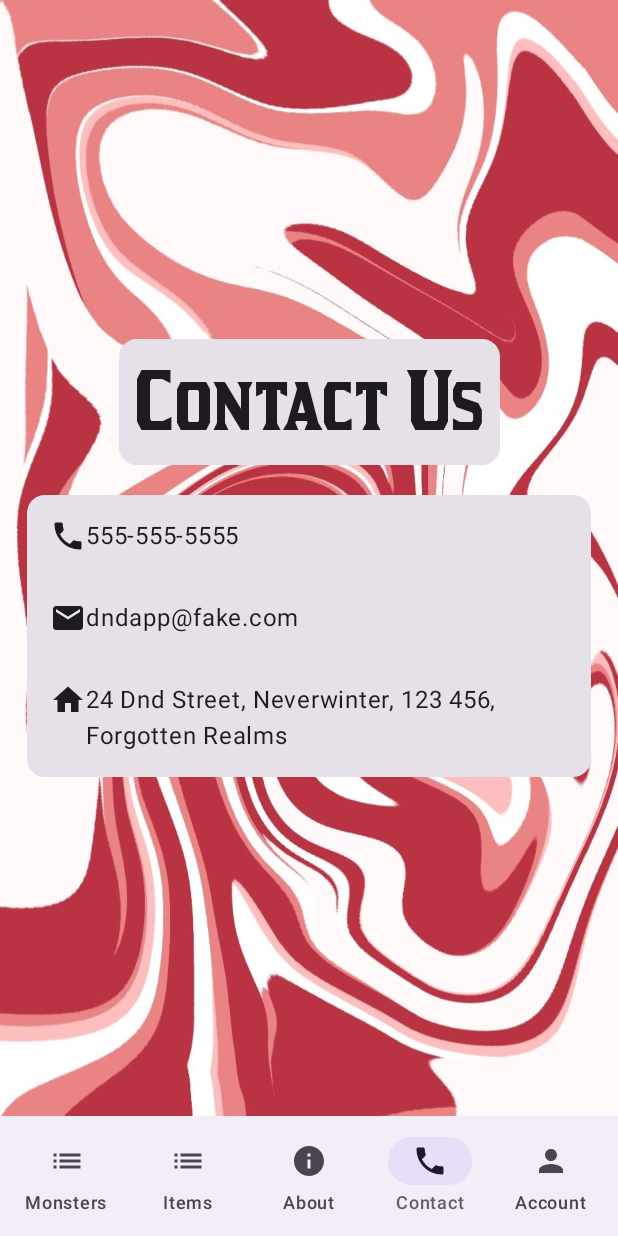
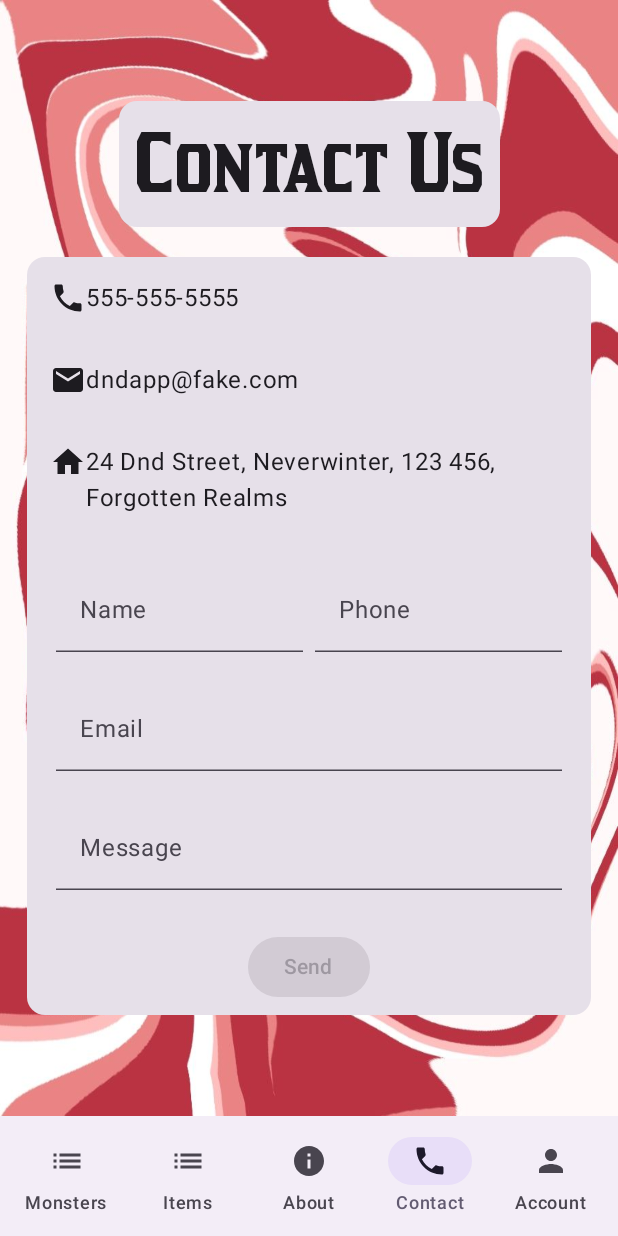
Before and after one commit to JorKov-JAC/dnd-app, an Android app built with Jetpack Compose: the ContactScreen screen opened through its navigation route, on a phone screen of 412 x 824 dp. Run offline under Robolectric (Android 15) with nearby library versions, the light colour scheme and no system bars; our stand-ins replace Firebase (no records; nobody signed in at launch, a user with empty details on screens opened directly).

Commit message:
feat: Restore contact form and make it interactive

```diff
--- a/app/src/main/java/makovacs/dnd/ui/screens/ContactScreen.kt
+++ b/app/src/main/java/makovacs/dnd/ui/screens/ContactScreen.kt
@@ -1,10 +1,12 @@
 package makovacs.dnd.ui.screens
 
+import android.widget.Toast
 import androidx.compose.foundation.layout.Box
 import androidx.compose.foundation.layout.Column
 import androidx.compose.foundation.layout.Row
 import androidx.compose.foundation.layout.Spacer
 import androidx.compose.foundation.layout.fillMaxSize
+import androidx.compose.foundation.layout.fillMaxWidth
 import androidx.compose.foundation.layout.padding
 import androidx.compose.foundation.rememberScrollState
 import androidx.compose.foundation.verticalScroll
@@ -12,16 +14,24 @@ import androidx.compose.material.icons.Icons
 import androidx.compose.material.icons.filled.Email
 import androidx.compose.material.icons.filled.Home
 import androidx.compose.material.icons.filled.Phone
+import androidx.compose.material3.Button
 import androidx.compose.material3.Card
 import androidx.compose.material3.ExperimentalMaterial3Api
 import androidx.compose.material3.Icon
 import androidx.compose.material3.MaterialTheme
 import androidx.compose.material3.Text
+import androidx.compose.material3.TextField
 import androidx.compose.runtime.Composable
+import androidx.compose.runtime.getValue
+import androidx.compose.runtime.mutableStateOf
+import androidx.compose.runtime.saveable.rememberSaveable
+import androidx.compose.runtime.setValue
 import androidx.compose.ui.Alignment
+import androidx.compose.ui.Alignment.Companion.CenterHorizontally
 import androidx.compose.ui.Modifier
 import androidx.compose.ui.draw.paint
 import androidx.compose.ui.layout.ContentScale
+import androidx.compose.ui.platform.LocalContext
 import androidx.compose.ui.res.painterResource
 import androidx.compose.ui.unit.dp
 import makovacs.dnd.R
@@ -34,8 +44,14 @@ import makovacs.dnd.R
 @OptIn(ExperimentalMaterial3Api::class)
 @Composable
 fun ContactScreen() {
+    val context = LocalContext.current
     val image = painterResource(id = R.drawable.contactbg)
-    val placeholder: String = ""
+
+    var name by rememberSaveable { mutableStateOf("") }
+    var phone by rememberSaveable { mutableStateOf("") }
+    var email by rememberSaveable { mutableStateOf("") }
+    var message by rememberSaveable { mutableStateOf("") }
+
     Box(
         modifier = Modifier
             .fillMaxSize()
@@ -71,6 +87,74 @@ fun ContactScreen() {
                         Icon(imageVector = Icons.Filled.Home, contentDescription = "Home icon")
                         Text("24 Dnd Street, Neverwinter, 123 456, Forgotten Realms")
                     }
+
+                    Row(modifier = Modifier.padding(15.dp)) {
+                        TextField(
+                            modifier = Modifier
+                                .padding(4.dp)
+                                .weight(1f),
+                            value = name,
+                            onValueChange = { name = it },
+                            label = { Text("Name") }
+
+                        )
+
+                        TextField(
+                            modifier = Modifier
+                                .padding(4.dp)
+                                .weight(1f),
+                            value = phone,
+                            onValueChange = { phone = it },
+                            label = { Text("Phone") }
+                        )
+                    }
+
+                    TextField(
+                        modifier = Modifier
+                            .padding(horizontal = 19.dp, vertical = 4.dp)
+                            .fillMaxWidth(),
+                        value = email,
+                        onValueChange = { email = it },
+                        label = { Text("Email") }
+
+                    )
+
+                    Row(modifier = Modifier.padding(15.dp)) {
+                        TextField(
+                            modifier = Modifier
+                                .fillMaxWidth()
+                                .padding(4.dp),
+                            value = message,
+                            onValueChange = { message = it },
+                            label = { Text("Message") }
+
+                        )
+                    }
+
+                    Button(
+                        {
+                            // Simulate sending a message
+                            // (no, the message isn't actually sent)
+                            name = ""
+                            email = ""
+                            phone = ""
+                            message = ""
+
+                            Toast
+                                .makeText(
+                                    context,
+                                    "Your message has been \"received\".",
+                                    Toast.LENGTH_SHORT
+                                ).show()
+                        },
+                        // Can only send if all fields have content:
+                        enabled = listOf(name, email, phone, message).all { it.isNotBlank() },
+                        modifier = Modifier
+                            .align(CenterHorizontally)
+                            .padding(8.dp)
+                    ) {
+                        Text(text = "Send")
+                    }
                 }
             }
         }
```
